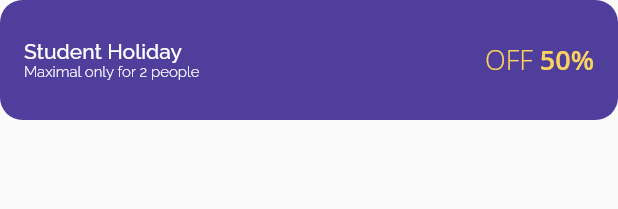
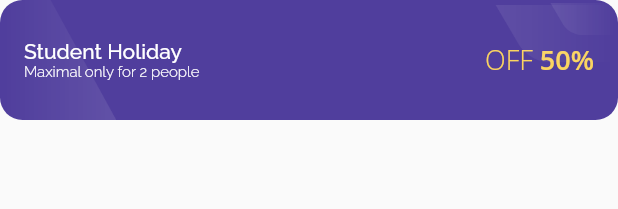
Before and after one commit to mahfuzon/Flutter-Booking-Bioskop, a Flutter app: the PromoCard widget shown alone on an empty page, opened directly with sample values from the repository, on a phone screen of 412 x 824 dp. Shown: the top 209 px of the screen. Run offline on Flutter 3.47's test engine with Material 2 defaults, Android fonts, the phone set to English and light mode, and no system bars; our stand-ins replace bloc, cloud_firestore, email_validator, equatable, firebase_auth, firebase_storage and 6 more; accounts and stored records are empty; network calls fail.

Commit message:
Promo Card Widget part 2

```diff
--- a/lib/ui/pages/movie_page.dart
+++ b/lib/ui/pages/movie_page.dart
@@ -207,7 +207,7 @@ class MoviePage extends StatelessWidget {
           ),
         ),
         // WIDGET: Get Lucky Day
-          Container(
+        Container(
           margin: EdgeInsets.fromLTRB(defaultMargin, 30, defaultMargin, 12),
           child: Text("Get Lucky Day",
               style: blackTextFont.copyWith(
@@ -227,6 +227,7 @@ class MoviePage extends StatelessWidget {
                   ),
                 )
                 .toList()),
+        SizedBox(height: 80),
       ],
     );
   }
--- a/lib/ui/widgets/promo_card.dart
+++ b/lib/ui/widgets/promo_card.dart
@@ -49,6 +49,73 @@ class PromoCard extends StatelessWidget {
             ],
           ),
         ),
+        ShaderMask(
+          shaderCallback: (rectsngle) {
+            return LinearGradient(
+                    end: Alignment.centerLeft,
+                    begin: Alignment.centerRight,
+                    colors: [Colors.black.withOpacity(0.1), Colors.transparent])
+                .createShader(Rect.fromLTRB(0, 0, 77.5, 80));
+          },
+          blendMode: BlendMode.dstIn,
+          child: SizedBox(
+            height: 80,
+            width: 77.5,
+            child: ClipRRect(
+              child: Image.asset('assets/reflection2.png'),
+              borderRadius: BorderRadius.only(
+                topLeft: Radius.circular(15),
+                bottomLeft: Radius.circular(15),
+              ),
+            ),
+          ),
+        ),
+        Align(
+          alignment: Alignment.topRight,
+          child: ShaderMask(
+            shaderCallback: (rectsngle) {
+              return LinearGradient(
+                  end: Alignment.centerRight,
+                  begin: Alignment.centerLeft,
+                  colors: [
+                    Colors.black.withOpacity(0.1),
+                    Colors.transparent
+                  ]).createShader(Rect.fromLTRB(0, 0, 96, 45));
+            },
+            blendMode: BlendMode.dstIn,
+            child: SizedBox(
+              width: 96,
+              height: 45,
+              child: ClipRRect(
+                borderRadius: BorderRadius.only(topRight: Radius.circular(15)),
+                child: Image.asset('assets/reflection1.png'),
+              ),
+            ),
+          ),
+        ),
+        Align(
+          alignment: Alignment.topRight,
+          child: ShaderMask(
+            shaderCallback: (rectangle) {
+              return LinearGradient(
+                  end: Alignment.centerRight,
+                  begin: Alignment.centerLeft,
+                  colors: [
+                    Colors.black.withOpacity(0.1),
+                    Colors.transparent
+                  ]).createShader(Rect.fromLTRB(0, 0, 53, 25));
+            },
+            blendMode: BlendMode.dstIn,
+            child: SizedBox(
+              width: 53,
+              height: 25,
+              child: ClipRRect(
+                borderRadius: BorderRadius.only(topRight: Radius.circular(15)),
+                child: Image.asset('assets/reflection1.png'),
+              ),
+            ),
+          ),
+        ),
       ],
     );
   }
```
